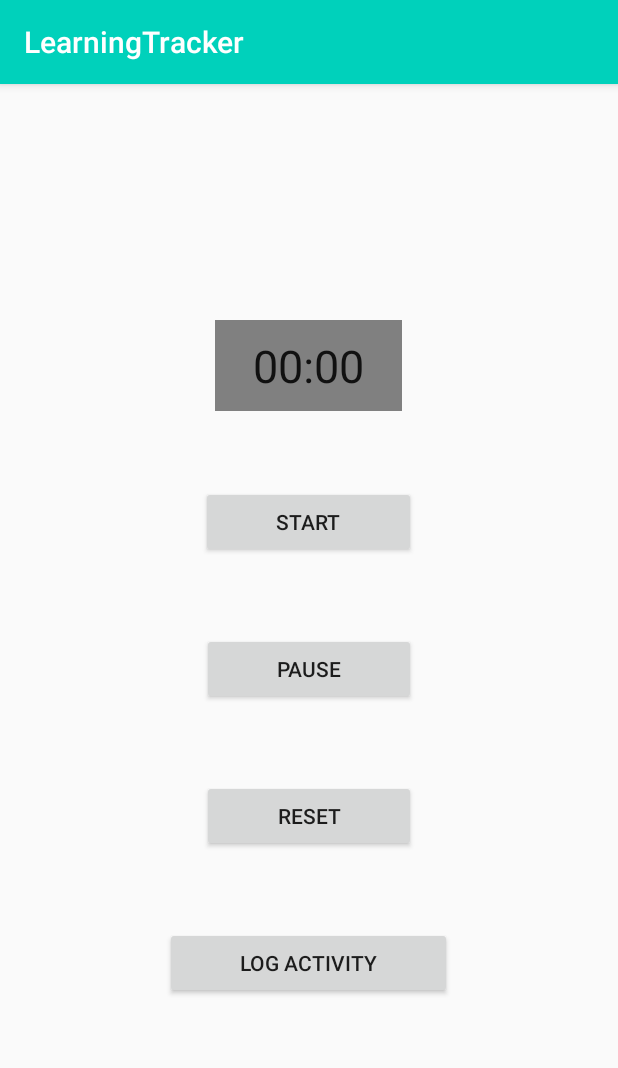
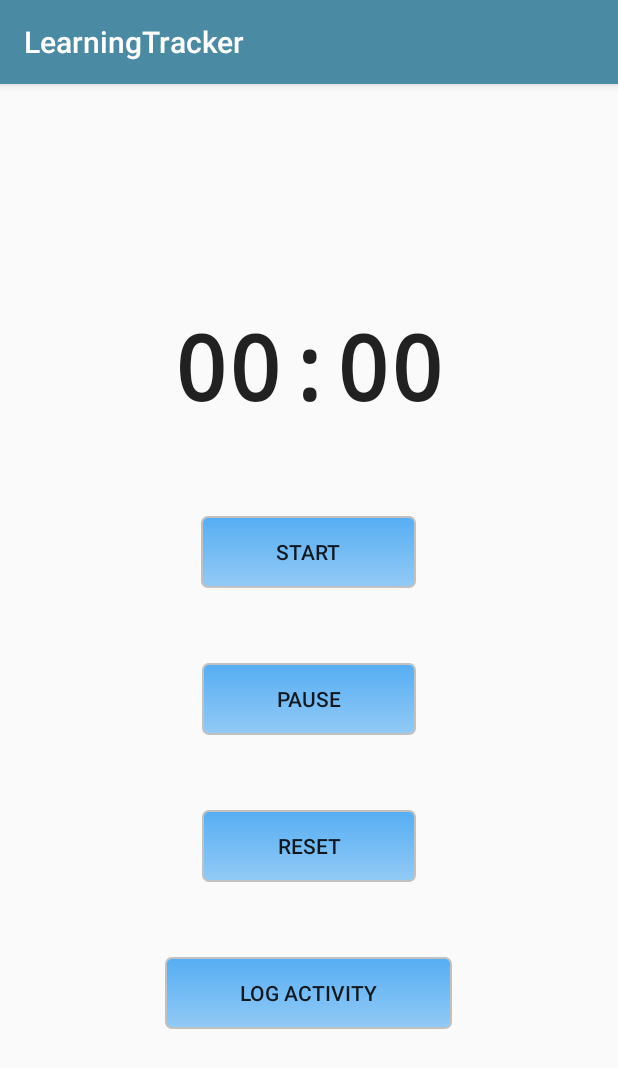
Before and after one commit to Kukant/LearningTracker, an Android app: the TimerActivity screen opened directly, with no data from a screen before it, on a phone screen of 412 x 824 dp. Shown: the top 1068 px of the screen. Run offline under Robolectric (Android 15) with nearby library versions, the phone set to English and light mode, and no system bars.

Commit message:
Updated aesthetics of the Timer Layout

```diff
--- a/src/app/src/main/AndroidManifest.xml
+++ b/src/app/src/main/AndroidManifest.xml
@@ -20,7 +20,9 @@
                 <category android:name="android.intent.category.LAUNCHER" />
             </intent-filter>
         </activity>
-        <activity android:name=".views.TimerActivity" />
+        <activity android:name=".views.TimerActivity"
+            android:screenOrientation="portrait"
+        />
 
         <meta-data android:name="DATABASE" android:value="learning_tracker.db" />
         <meta-data android:name="VERSION" android:value="3" />
--- a/src/app/src/main/java/com/ateam/learningtracker/views/TimerActivity.java
+++ b/src/app/src/main/java/com/ateam/learningtracker/views/TimerActivity.java
@@ -49,7 +49,6 @@ public class TimerActivity extends AppCompatActivity {
             chronometer.stop();
             pauseOffset = SystemClock.elapsedRealtime() - chronometer.getBase();
             running = false;
-            //Change the start button text to resume
         }
     }
 
@@ -59,6 +58,7 @@ public class TimerActivity extends AppCompatActivity {
     }
 
     public void logActivity(View v) {
+        //Prints seconds variable which can be used in another activity when it is created
         Toast.makeText(TimerActivity.this, "Seconds " + seconds,
                 Toast.LENGTH_LONG).show();
     }
--- /dev/null
+++ b/src/app/src/main/res/drawable/button_style.xml
@@ -0,0 +1,36 @@
+<?xml version="1.0" encoding="utf-8"?>
+<selector xmlns:android="http://schemas.android.com/apk/res/android">
+
+    <item android:state_pressed="true" >
+        <shape>
+            <solid
+                android:color="@color/whiteBlue" />
+            <corners
+                android:radius="3dp" />
+            <padding
+                android:left="10dp"
+                android:top="10dp"
+                android:right="10dp"
+                android:bottom="10dp" />
+        </shape>
+    </item>
+    <item>
+        <shape>
+            <gradient
+                android:startColor="@color/lightBlue"
+                android:endColor="@color/darkBlue"
+                android:angle="270" />
+            <stroke
+                android:width="1dp"
+                android:color="@color/grey" />
+            <corners
+                android:radius="4dp" />
+            <padding
+                android:left="10dp"
+                android:top="10dp"
+                android:right="10dp"
+                android:bottom="10dp" />
+        </shape>
+    </item>
+
+</selector>
--- a/src/app/src/main/res/layout/timer_main.xml
+++ b/src/app/src/main/res/layout/timer_main.xml
@@ -11,12 +11,13 @@
         android:id="@+id/chronometer"
         android:layout_width="wrap_content"
         android:layout_height="wrap_content"
-        android:background="@color/grey"
+        android:fontFamily="monospace"
         android:paddingLeft="25dp"
         android:paddingTop="10dp"
+        android:textStyle="bold"
         android:paddingRight="25dp"
         android:paddingBottom="10dp"
-        android:textSize="30sp"/>
+        android:textSize="60sp"/>
 
     <Space
         android:layout_width="match_parent"
@@ -26,6 +27,7 @@
         android:id="@+id/startBtn"
         android:layout_width="wrap_content"
         android:layout_height="wrap_content"
+        android:background="@drawable/button_style"
         android:onClick="startChronomter"
         android:paddingLeft="50dp"
         android:paddingRight="50dp"
@@ -38,6 +40,7 @@
     <Button
         android:layout_width="wrap_content"
         android:layout_height="wrap_content"
+        android:background="@drawable/button_style"
         android:onClick="pauseChronomter"
         android:paddingLeft="50dp"
         android:paddingRight="50dp"
@@ -50,6 +53,7 @@
     <Button
         android:layout_width="wrap_content"
         android:layout_height="wrap_content"
+        android:background="@drawable/button_style"
         android:onClick="resetChronomter"
         android:paddingLeft="50dp"
         android:paddingRight="50dp"
@@ -62,6 +66,7 @@
     <Button
         android:layout_width="wrap_content"
         android:layout_height="wrap_content"
+        android:background="@drawable/button_style"
         android:onClick="logActivity"
         android:paddingLeft="50dp"
         android:paddingRight="50dp"
--- a/src/app/src/main/res/values/colors.xml
+++ b/src/app/src/main/res/values/colors.xml
@@ -1,7 +1,15 @@
 <?xml version="1.0" encoding="utf-8"?>
 <resources>
-    <color name="colorPrimary">#00D1BB</color>
-    <color name="colorPrimaryDark">#189680</color>
-    <color name="colorAccent">#CC5E87</color>
-    <color name="grey">#808080</color>
+    <color name="colorPrimary">#4a8aa2</color>
+    <color name="colorPrimaryDark">#00574B</color>
+    <color name="colorAccent">#D81B60</color>
+    <color name="red">#ff0000</color>
+    <color name="orange">#ff6600</color>
+    <color name="green">#0bc117</color>
+    <color name="grey">#c1c1c1</color>
+    <color name="black">#000</color>
+    <color name="white">#ffffff</color>
+    <color name="lightBlue">#56AEF3</color>
+    <color name="darkBlue">#A156AEF3</color>
+    <color name="whiteBlue">#A198C7EC</color>
 </resources>
```
Also changed, not shown: src/app/src/main/res/drawable/chronometer_style.xml (added, +21 -0 lines).
